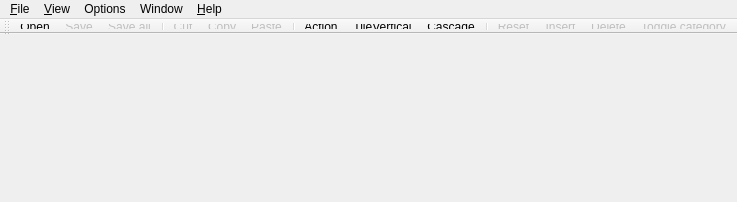
Before: the Qt Designer form lavape/src/Lava_UI/cmainframe.ui in berkus/lavape, drawn with Qt 5.
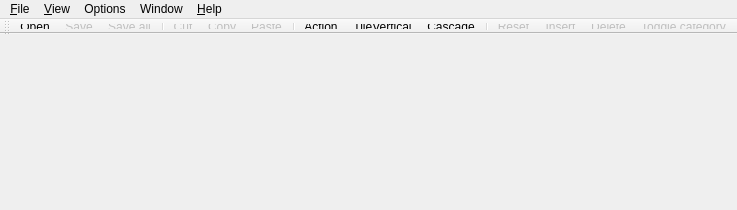
After: the same form once the commit is applied. Icons and pictures are not drawn.

```diff
--- a/lavape/src/Lava_UI/cmainframe.ui
+++ b/lavape/src/Lava_UI/cmainframe.ui
@@ -9,7 +9,7 @@
     <x>0</x>
     <y>0</y>
     <width>301</width>
-    <height>202</height>
+    <height>210</height>
    </rect>
   </property>
   <property name="windowTitle" >
```
Left out of the diff: 3 changed lines with no effect on the pictures.
